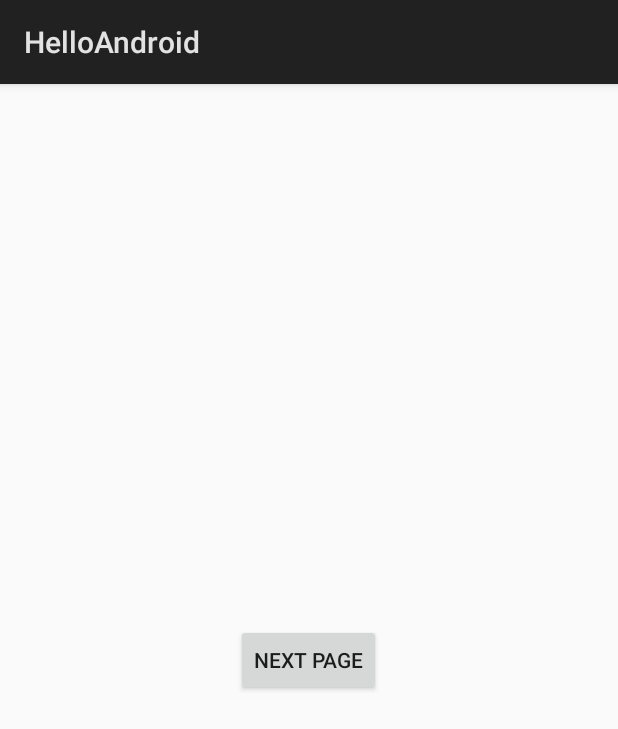
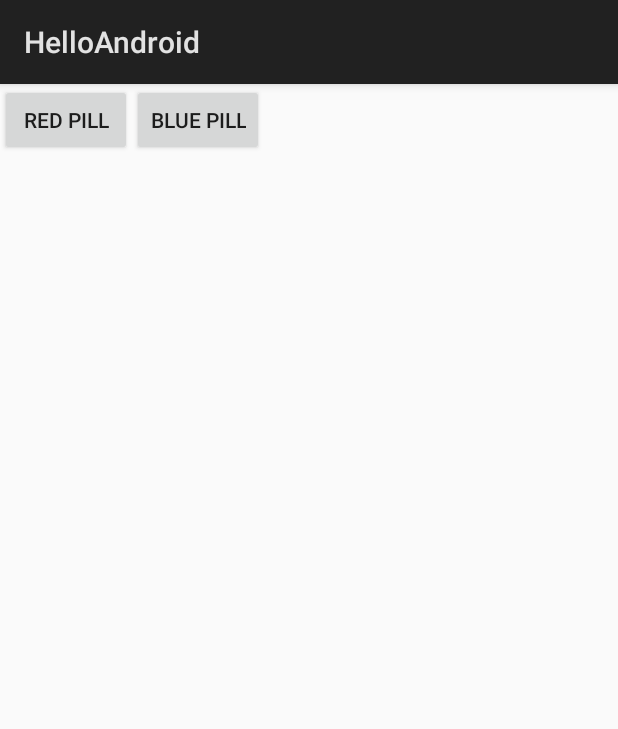
Before and after one commit to KalaiselvanSivakumar/Tutorial-Codes, an Android app: the screen it shows after launch (MainActivity), on a phone screen of 412 x 824 dp. Shown: the top 729 px of the screen. Run offline under Robolectric (Android 15) with nearby library versions, the phone set to English and light mode, and no system bars.

Commit message:
Sending data from Activity to Another, Accessing UI element in java using id

```diff
--- a/Applications/Android/HelloAndroid/app/src/main/java/com/blueflame/example/helloandroid/MainActivity.java
+++ b/Applications/Android/HelloAndroid/app/src/main/java/com/blueflame/example/helloandroid/MainActivity.java
@@ -5,10 +5,12 @@ import android.content.Intent;
 import android.os.Bundle;
 import android.util.Log;
 import android.view.View;
+import android.widget.Button;
 
 public class MainActivity extends Activity {
 
     private static final String TAG = MainActivity.class.getName();
+    public static final String EXTRA_MESSAGE = "com.blueflame.example.helloandroid.MESSAGE";
 
     @Override
     protected void onCreate(Bundle savedInstanceState) {
@@ -19,6 +21,10 @@ public class MainActivity extends Activity {
     public void nextPageButtonHandler(View view) {
         Log.d(TAG, "In next page button handler method");
         Intent intent = new Intent(this, SecondActivity.class);
+        Button button = (Button) view;
+        String buttonTextMessage = button.getText().toString();
+        Log.d(TAG, buttonTextMessage);
+        intent.putExtra(EXTRA_MESSAGE, buttonTextMessage);
         startActivity(intent);
     }
 }
--- a/Applications/Android/HelloAndroid/app/src/main/res/layout/activity_main.xml
+++ b/Applications/Android/HelloAndroid/app/src/main/res/layout/activity_main.xml
@@ -1,15 +1,21 @@
 <?xml version="1.0" encoding="utf-8"?>
-<RelativeLayout xmlns:android="http://schemas.android.com/apk/res/android"
+<LinearLayout xmlns:android="http://schemas.android.com/apk/res/android"
     xmlns:tools="http://schemas.android.com/tools"
     android:layout_width="match_parent"
     android:layout_height="match_parent"
-    android:gravity="center"
+    android:orientation="horizontal"
     tools:context=".MainActivity">
 
     <Button
         android:layout_width="wrap_content"
         android:layout_height="wrap_content"
-        android:text="@string/next_page_button"
+        android:text="@string/next_page_red_button"
         android:onClick="nextPageButtonHandler" />
 
-</RelativeLayout>
+    <Button
+        android:layout_width="wrap_content"
+        android:layout_height="wrap_content"
+        android:text="@string/next_page_blue_button"
+        android:onClick="nextPageButtonHandler" />
+
+</LinearLayout>
--- a/Applications/Android/HelloAndroid/app/src/main/res/layout/activity_second.xml
+++ b/Applications/Android/HelloAndroid/app/src/main/res/layout/activity_second.xml
@@ -6,6 +6,7 @@
     tools:context=".SecondActivity">
 
     <TextView
+        android:id="@+id/selected_title"
         android:layout_width="wrap_content"
         android:layout_height="wrap_content"
         android:text="Hello World!"/>
--- a/Applications/Android/HelloAndroid/app/src/main/res/values/strings.xml
+++ b/Applications/Android/HelloAndroid/app/src/main/res/values/strings.xml
@@ -1,4 +1,5 @@
 <resources>
     <string name="app_name">HelloAndroid</string>
-    <string name="next_page_button">Next Page</string>
+    <string name="next_page_red_button">Red Pill</string>
+    <string name="next_page_blue_button">Blue Pill</string>
 </resources>
```
Also changed, not shown: Applications/Android/HelloAndroid/app/src/main/java/com/blueflame/example/helloandroid/SecondActivity.java (+10 -0 lines).
